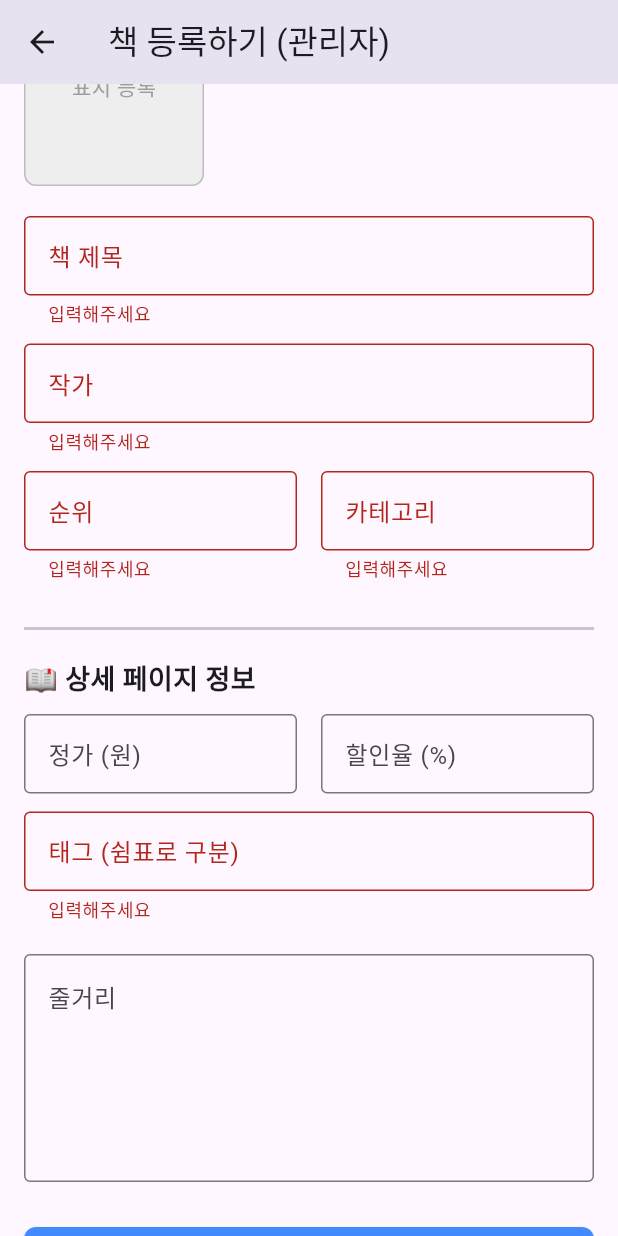
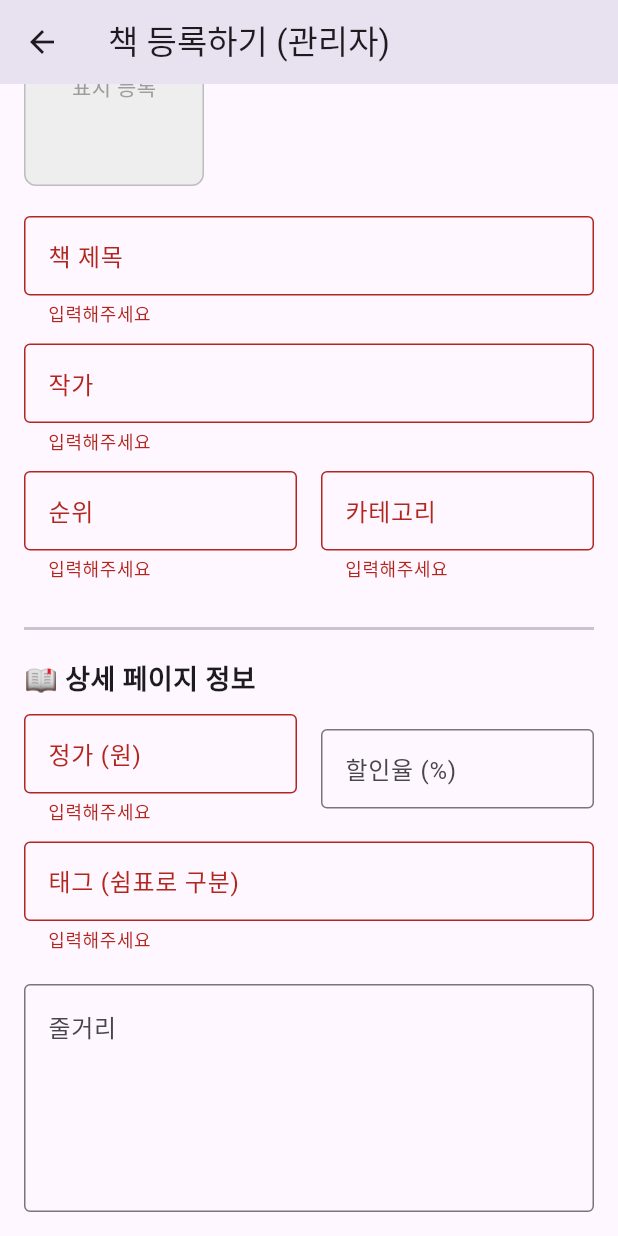
Before and after one commit to KIMKIHWAN55/BOOK_IT, a Flutter app: the AdminAddBookScreen screen opened directly, scrolled down 128 dp, after a tap on "책 등록 완료", on a phone screen of 412 x 824 dp. Run offline on Flutter 3.47's test engine with Material 3 defaults, Android fonts, the phone set to English and light mode, and no system bars; our stand-ins replace cloud_firestore, firebase_auth, firebase_core, firebase_storage, google_sign_in, image_picker and 1 more; missing offline and left inert: email_otp; accounts and stored records are empty.

Commit message:
관리자페이지 책 수정/삭제 기능추가

```diff
--- a/lib/screens/admin_add_book_screen.dart
+++ b/lib/screens/admin_add_book_screen.dart
@@ -6,7 +6,9 @@ import 'package:cloud_firestore/cloud_firestore.dart';
 import '../models/book_model.dart';
 
 class AdminAddBookScreen extends StatefulWidget {
-  const AdminAddBookScreen({super.key});
+  final BookModel? bookToEdit; // 👈 수정할 책 데이터 (없으면 null = 신규 등록)
+
+  const AdminAddBookScreen({super.key, this.bookToEdit});
 
   @override
   State<AdminAddBookScreen> createState() => _AdminAddBookScreenState();
@@ -28,7 +30,25 @@ class _AdminAddBookScreenState extends State<AdminAddBookScreen> {
   // 📸 이미지 관련 변수
   File? _selectedImage;
   final ImagePicker _picker = ImagePicker();
-  bool _isLoading = false; // 로딩 상태
+  bool _isLoading = false;
+
+  @override
+  void initState() {
+    super.initState();
+    // 🔹 [변경 1] 수정 모드(bookToEdit 있음)라면 기존 데이터를 컨트롤러에 채워 넣기
+    if (widget.bookToEdit != null) {
+      final book = widget.bookToEdit!;
+      _titleController.text = book.title;
+      _authorController.text = book.author;
+      _rankController.text = book.rank;
+      _categoryController.text = book.category;
+      _descriptionController.text = book.description;
+      _priceController.text = book.price.toString();
+      _discountController.text = book.discountRate?.toString() ?? '';
+      // 태그 리스트 -> 문자열 변환 (예: ['#SF', '#소설'] -> "#SF, #소설")
+      _tagsController.text = book.tags.join(', ');
+    }
+  }
 
   // 1. 갤러리에서 이미지 선택 함수
   Future<void> _pickImage() async {
@@ -45,15 +65,12 @@ class _AdminAddBookScreenState extends State<AdminAddBookScreen> {
     if (_selectedImage == null) return '';
 
     try {
-      // 파일명 생성 (현재시간_파일명)
       String fileName = '${DateTime.now().millisecondsSinceEpoch}_book_cover.jpg';
       Reference ref = FirebaseStorage.instance.ref().child('book_covers/$fileName');
 
-      // 업로드 수행
       UploadTask uploadTask = ref.putFile(_selectedImage!);
       TaskSnapshot snapshot = await uploadTask;
 
-      // 다운로드 URL 받기
       return await snapshot.ref.getDownloadURL();
     } catch (e) {
       print('이미지 업로드 실패: $e');
@@ -61,70 +78,94 @@ class _AdminAddBookScreenState extends State<AdminAddBookScreen> {
     }
   }
 
-  // 3. 책 등록 함수 (이미지 업로드 -> Firestore 저장)
+  // 3. 책 등록/수정 함수 (이미지 업로드 -> Firestore 저장)
   Future<void> _registerBook() async {
     if (!_formKey.currentState!.validate()) return;
 
-    // 이미지가 선택되지 않았을 경우 경고
-    if (_selectedImage == null) {
+    // 🔹 [변경 2] 이미지 유효성 검사 수정
+    // 신규 등록일 때는 이미지가 필수지만, 수정일 때는 기존 이미지를 쓰면 되므로 통과
+    if (widget.bookToEdit == null && _selectedImage == null) {
       ScaffoldMessenger.of(context).showSnackBar(
         const SnackBar(content: Text('책 표지 이미지를 등록해주세요! 📷')),
       );
       return;
     }
 
-    setState(() => _isLoading = true); // 로딩 시작
+    setState(() => _isLoading = true);
 
     try {
-      // (1) 이미지 먼저 업로드하고 URL 받아오기
-      String downloadUrl = await _uploadImageToStorage();
+      String downloadUrl;
+
+      // 🔹 [변경 3] 이미지 URL 결정 로직
+      if (_selectedImage != null) {
+        // (A) 새 이미지를 선택함 -> 업로드 수행
+        downloadUrl = await _uploadImageToStorage();
+      } else {
+        // (B) 새 이미지를 선택 안 함 -> 수정 모드라면 기존 URL 사용
+        downloadUrl = widget.bookToEdit!.imageUrl;
+      }
 
       if (downloadUrl.isEmpty) {
-        throw Exception("이미지 업로드에 실패했습니다.");
+        throw Exception("이미지 처리에 실패했습니다.");
       }
 
-      // (2) 태그 리스트 변환
       List<String> tagsList = _tagsController.text.isNotEmpty
           ? _tagsController.text.split(',').map((e) => e.trim()).toList()
           : [];
 
-      // (3) 모델 생성
+      // 모델 생성
       final newBook = BookModel(
-        id: '',
+        // 수정 시에는 기존 ID 유지, 신규 시에는 빈 문자열(add할 때 자동생성됨, 혹은 모델 구조에 따라 처리)
+        id: widget.bookToEdit?.id ?? '',
         title: _titleController.text,
         author: _authorController.text,
-        imageUrl: downloadUrl, // 👈 업로드된 이미지 URL 사용
+        imageUrl: downloadUrl,
         rank: _rankController.text,
         category: _categoryController.text,
-        rating: '0.0',
-        reviewCount: '0',
+        // 기존 평점/리뷰수는 유지 (없으면 초기값)
+        rating: widget.bookToEdit?.rating ?? '0.0',
+        reviewCount: widget.bookToEdit?.reviewCount ?? '0',
         description: _descriptionController.text,
         price: int.tryParse(_priceController.text) ?? 0,
         discountRate: int.tryParse(_discountController.text),
         tags: tagsList,
       );
 
-      // (4) Firestore 저장
-      await FirebaseFirestore.instance.collection('books').add(newBook.toMap());
+      // 🔹 [변경 4] Firestore 저장 로직 분기 (Add vs Update)
+      if (widget.bookToEdit == null) {
+        // [신규 등록]
+        await FirebaseFirestore.instance.collection('books').add(newBook.toMap());
+        if (mounted) ScaffoldMessenger.of(context).showSnackBar(const SnackBar(content: Text('책 등록 성공! 📚')));
+      } else {
+        // [수정 하기] - doc(id)를 지정하여 update
+        await FirebaseFirestore.instance
+            .collection('books')
+            .doc(widget.bookToEdit!.id)
+            .update(newBook.toMap());
+        if (mounted) ScaffoldMessenger.of(context).showSnackBar(const SnackBar(content: Text('책 수정 완료! ✏️')));
+      }
 
       if (!mounted) return;
-      ScaffoldMessenger.of(context).showSnackBar(const SnackBar(content: Text('책 등록 성공! 📚')));
-      Navigator.pop(context);
+      Navigator.pop(context); // 이전 화면으로 돌아가기
+
     } catch (e) {
       ScaffoldMessenger.of(context).showSnackBar(SnackBar(content: Text('에러 발생: $e')));
     } finally {
-      if (mounted) setState(() => _isLoading = false); // 로딩 종료
+      if (mounted) setState(() => _isLoading = false);
     }
   }
 
   @override
   Widget build(BuildContext context) {
+    // 🔹 화면 제목 및 버튼 텍스트 조건부 설정
+    final isEditing = widget.bookToEdit != null;
+    final appBarTitle = isEditing ? "책 수정하기 (관리자)" : "책 등록하기 (관리자)";
+    final buttonText = isEditing ? "책 수정 완료" : "책 등록 완료";
+
     return Scaffold(
-      appBar: AppBar(title: const Text("책 등록하기 (관리자)")),
-      // 🔹 Stack을 사용하여 로딩 화면을 위에 띄움
+      appBar: AppBar(title: Text(appBarTitle)),
       body: Stack(
         children: [
-          // 📜 스크롤 가능한 폼 영역
           SingleChildScrollView(
             padding: const EdgeInsets.all(16.0),
             child: Form(
@@ -147,9 +188,15 @@ class _AdminAddBookScreenState extends State<AdminAddBookScreen> {
                           image: FileImage(_selectedImage!),
                           fit: BoxFit.cover,
                         )
+                        // 🔹 [변경 5] 수정 모드일 때 선택된 파일이 없으면 기존 네트워크 이미지 표시
+                            : (isEditing && widget.bookToEdit!.imageUrl.isNotEmpty)
+                            ? DecorationImage(
+                          image: NetworkImage(widget.bookToEdit!.imageUrl),
+                          fit: BoxFit.cover,
+                        )
                             : null,
                       ),
-                      child: _selectedImage == null
+                      child: (_selectedImage == null && (!isEditing || widget.bookToEdit!.imageUrl.isEmpty))
                           ? const Column(
                         mainAxisAlignment: MainAxisAlignment.center,
                         children: [
@@ -165,7 +212,6 @@ class _AdminAddBookScreenState extends State<AdminAddBookScreen> {
 
                   _buildTextField(_titleController, '책 제목', '예: Paradox'),
                   _buildTextField(_authorController, '작가', '예: 호베루투 카를로스'),
-                  // 이미지 URL 입력 필드는 삭제됨 (자동 처리)
 
                   Row(
                     children: [
@@ -208,19 +254,18 @@ class _AdminAddBookScreenState extends State<AdminAddBookScreen> {
                     child: ElevatedButton(
                       onPressed: _isLoading ? null : _registerBook,
                       style: ElevatedButton.styleFrom(
-                        backgroundColor: Colors.blueAccent,
+                        backgroundColor: isEditing ? Colors.orangeAccent : Colors.blueAccent, // 수정 모드면 색상 변경 (선택)
                         shape: RoundedRectangleBorder(borderRadius: BorderRadius.circular(8)),
                       ),
-                      child: const Text("책 등록 완료", style: TextStyle(fontSize: 18, color: Colors.white, fontWeight: FontWeight.bold)),
+                      child: Text(buttonText, style: const TextStyle(fontSize: 18, color: Colors.white, fontWeight: FontWeight.bold)),
                     ),
                   ),
-                  const SizedBox(height: 20), // 하단 여백 추가
+                  const SizedBox(height: 20),
                 ],
               ),
             ),
           ),
 
-          // ⏳ 로딩 인디케이터 (업로드 중일 때만 표시)
           if (_isLoading)
             Container(
               color: Colors.black.withOpacity(0.5),
@@ -246,7 +291,10 @@ class _AdminAddBookScreenState extends State<AdminAddBookScreen> {
           contentPadding: const EdgeInsets.symmetric(horizontal: 12, vertical: 14),
         ),
         validator: (value) {
-          if (!isNumber && (value == null || value.isEmpty)) {
+          // 순위 등 숫자 필드는 필수 체크
+          if (value == null || value.isEmpty) {
+            // 할인율 등 선택사항일 수 있는 것은 제외하려면 여기서 조건 조정 필요 (현재 코드는 전체 필수)
+            if (label.contains('할인율')) return null; // 할인율은 비워도 되면 리턴 null
             return '입력해주세요';
           }
           return null;
```
Also changed, not shown: lib/screens/admin_book_list_screen.dart (added, +78 -0 lines), lib/screens/mypage_screen.dart (+14 -0 lines).
